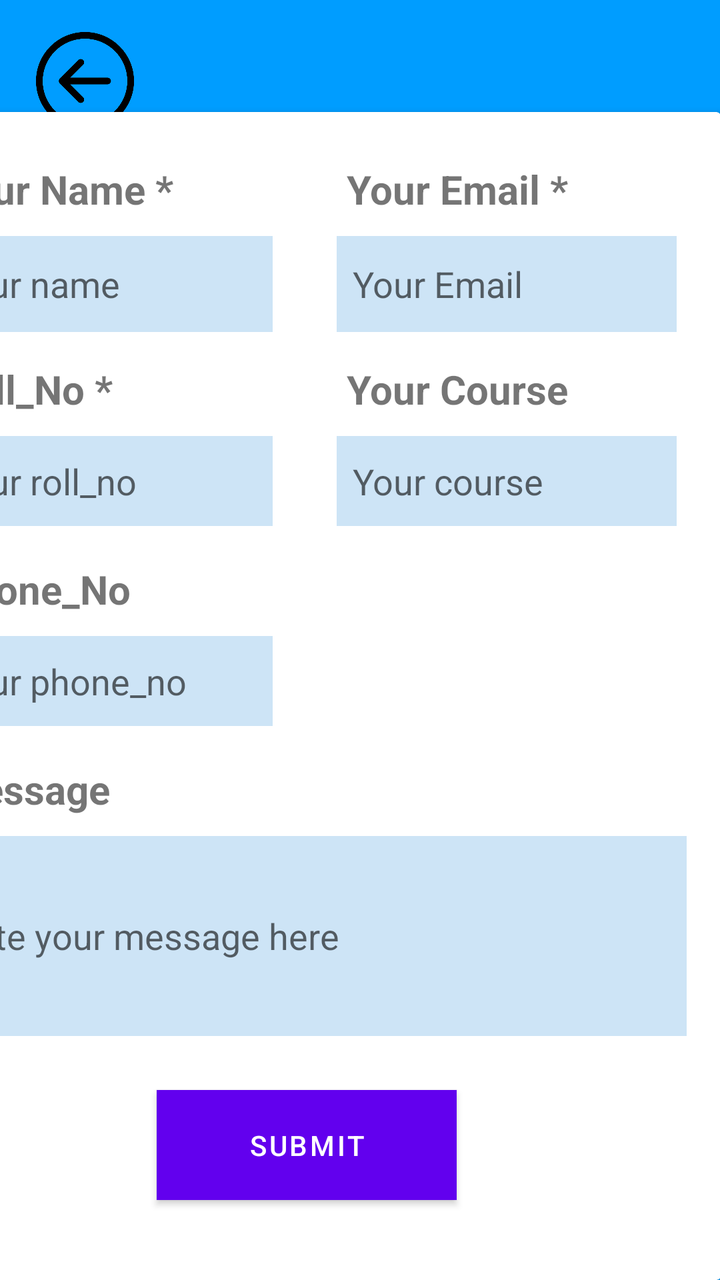
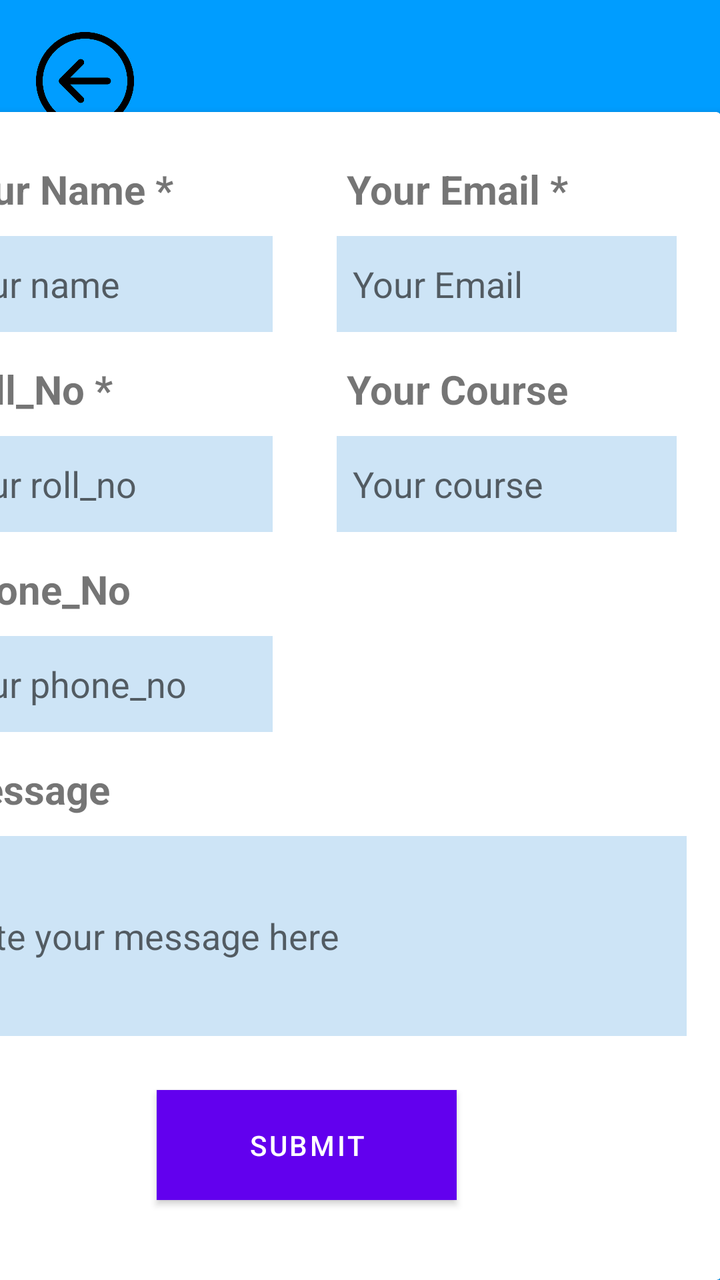

Screens rendered from an Android XML layout before and after an edit, with the pre-edit source and the edit as a unified diff.
<!-- AndroidManifest.xml: application theme Theme.StudentManagementSystem -->
<!-- res/layout/activity_contact_admin_page.xml -->
<?xml version="1.0" encoding="utf-8"?>
<androidx.constraintlayout.widget.ConstraintLayout xmlns:android="http://schemas.android.com/apk/res/android"
    xmlns:app="http://schemas.android.com/apk/res-auto"
    xmlns:tools="http://schemas.android.com/tools"
    android:layout_width="match_parent"
    android:layout_height="match_parent"
    android:background="@color/app_theme"
    tools:context=".ui.main.Contact_Admin_Page" >

    <ImageView
        android:id="@+id/backbuttonimage"
        android:layout_width="53dp"
        android:layout_height="49dp"
        android:layout_marginStart="16dp"
        android:layout_marginLeft="16dp"
        android:layout_marginTop="16dp"
        app:layout_constraintStart_toStartOf="parent"
        app:layout_constraintTop_toTopOf="parent"
        app:srcCompat="@drawable/back" />

    <TextView
        android:id="@+id/textView"
        android:layout_width="wrap_content"
        android:layout_height="wrap_content"
        android:layout_marginTop="56dp"
        android:text="Contact Us"
        android:textColor="@color/white"
        android:textSize="48sp"
        app:layout_constraintEnd_toEndOf="parent"
        app:layout_constraintHorizontal_bias="0.497"
        app:layout_constraintStart_toStartOf="parent"
        app:layout_constraintTop_toTopOf="parent" />

    <androidx.cardview.widget.CardView
        android:layout_width="412dp"
        android:layout_height="584dp"
        app:layout_constraintBottom_toBottomOf="parent"
        app:layout_constraintEnd_toEndOf="parent"
        app:layout_constraintHorizontal_bias="1.0"
        app:layout_constraintStart_toStartOf="parent"
        app:layout_constraintTop_toBottomOf="@+id/textView"
        app:layout_constraintVertical_bias="1.0">

        <androidx.constraintlayout.widget.ConstraintLayout
            android:layout_width="match_parent"
            android:layout_height="match_parent">

            <LinearLayout
                android:layout_width="match_parent"
                android:layout_height="match_parent"
                android:orientation="horizontal">

                <LinearLayout
                    android:layout_width="match_parent"
                    android:layout_height="match_parent"
                    android:orientation="vertical">

                    <TextView
                        android:id="@+id/textView2"
                        android:layout_width="wrap_content"
                        android:layout_height="wrap_content"
                        android:layout_marginStart="25dp"
                        android:layout_marginLeft="25dp"
                        android:layout_marginTop="25dp"
                        android:text="Your Name *"
                        android:textSize="20sp"
                        android:textStyle="bold" />

                    <EditText
                        android:id="@+id/editTextTextPersonName"
                        android:layout_width="170dp"
                        android:layout_height="48dp"
                        android:layout_marginStart="18dp"
                        android:layout_marginLeft="18dp"
                        android:layout_marginTop="10dp"
                        android:background="#CDE4F6"
                        android:drawablePadding="8dp"
                        android:ems="10"
                        android:hint="Your name"
                        android:inputType="textPersonName"
                        android:padding="8dp"
                        app:layout_constraintEnd_toEndOf="parent"
                        app:layout_constraintStart_toStartOf="parent"
                        app:layout_constraintTop_toTopOf="parent" />
                </LinearLayout>
            </LinearLayout>

            <LinearLayout
                android:layout_width="match_parent"
                android:layout_height="wrap_content"
                android:orientation="vertical"
                tools:ignore="MissingConstraints">

                <TextView
                    android:id="@+id/textView7"
                    android:layout_width="wrap_content"
                    android:layout_height="wrap_content"
                    android:layout_marginStart="225dp"
                    android:layout_marginLeft="225dp"
                    android:layout_marginTop="25dp"
                    android:text="Your Email *"
                    android:textSize="20sp"
                    android:textStyle="bold" />

                <EditText
                    android:id="@+id/email"
                    android:layout_width="170dp"
                    android:layout_height="48dp"
                    android:layout_marginStart="220dp"
                    android:layout_marginLeft="220dp"
                    android:layout_marginTop="10dp"
                    android:background="#CDE4F6"
                    android:drawablePadding="8dp"
                    android:ems="10"
                    android:hint="Your Email"
                    android:inputType="textPersonName"
                    android:padding="8dp"
                    app:layout_constraintEnd_toEndOf="parent"
                    app:layout_constraintStart_toStartOf="parent"
                    app:layout_constraintTop_toTopOf="parent" />
            </LinearLayout>

            <LinearLayout
                android:layout_width="match_parent"
                android:layout_height="match_parent"
                android:orientation="vertical">

                <TextView
                    android:id="@+id/textView12"
                    android:layout_width="wrap_content"
                    android:layout_height="wrap_content"
                    android:layout_marginStart="25dp"
                    android:layout_marginLeft="25dp"
                    android:layout_marginTop="125dp"
                    android:text="Roll_No *"
                    android:textSize="20sp"
                    android:textStyle="bold" />

                <EditText
                    android:id="@+id/rollno"
                    android:layout_width="170dp"
                    android:layout_height="45dp"
                    android:layout_marginStart="18dp"
                    android:layout_marginLeft="18dp"
                    android:layout_marginTop="10dp"
                    android:background="#CDE4F6"
                    android:drawablePadding="8dp"
                    android:ems="10"
                    android:hint="Your roll_no"
                    android:inputType="textPersonName"
                    android:padding="8dp"
                    app:layout_constraintEnd_toEndOf="parent"
                    app:layout_constraintStart_toStartOf="parent"
                    app:layout_constraintTop_toTopOf="parent" />

            </LinearLayout>

            <LinearLayout
                android:layout_width="match_parent"
                android:layout_height="match_parent"
                android:orientation="vertical">

                <TextView
                    android:id="@+id/textView13"
                    android:layout_width="wrap_content"
                    android:layout_height="wrap_content"
                    android:layout_marginStart="225dp"
                    android:layout_marginLeft="225dp"
                    android:layout_marginTop="125dp"
                    android:text="Your Course"
                    android:textSize="20sp"
                    android:textStyle="bold" />

                <EditText
                    android:id="@+id/course"
                    android:layout_width="170dp"
                    android:layout_height="45dp"
                    android:layout_marginStart="220dp"
                    android:layout_marginLeft="220dp"
                    android:layout_marginTop="10dp"
                    android:background="#CDE4F6"
                    android:drawablePadding="8dp"
                    android:ems="10"
                    android:hint="Your course"
                    android:inputType="textPersonName"
                    android:padding="8dp"
                    app:layout_constraintEnd_toEndOf="parent"
                    app:layout_constraintStart_toStartOf="parent"
                    app:layout_constraintTop_toTopOf="parent" />

            </LinearLayout>

            <LinearLayout
                android:layout_width="match_parent"
                android:layout_height="match_parent"
                android:orientation="vertical">

                <TextView
                    android:id="@+id/textView15"
                    android:layout_width="wrap_content"
                    android:layout_height="wrap_content"
                    android:layout_marginStart="25dp"
                    android:layout_marginLeft="25dp"
                    android:layout_marginTop="225dp"
                    android:text="Phone_No"
                    android:textSize="20sp"
                    android:textStyle="bold" />

                <EditText
                    android:id="@+id/phoneno"
                    android:layout_width="170dp"
                    android:layout_height="45dp"
                    android:layout_marginStart="18dp"
                    android:layout_marginLeft="18dp"
                    android:layout_marginTop="10dp"
                    android:background="#CDE4F6"
                    android:drawablePadding="8dp"
                    android:ems="10"
                    android:hint="Your phone_no"
                    android:inputType="textPersonName"
                    android:padding="8dp"
                    app:layout_constraintEnd_toEndOf="parent"
                    app:layout_constraintStart_toStartOf="parent"
                    app:layout_constraintTop_toTopOf="parent" />

            </LinearLayout>

            <LinearLayout
                android:layout_width="match_parent"
                android:layout_height="match_parent"
                android:orientation="vertical">

                <TextView
                    android:id="@+id/textView16"
                    android:layout_width="wrap_content"
                    android:layout_height="wrap_content"
                    android:layout_marginStart="25dp"
                    android:layout_marginLeft="25dp"
                    android:layout_marginTop="325dp"
                    android:text="Message"
                    android:textSize="20dp"
                    android:textStyle="bold" />

                <EditText
                    android:id="@+id/message"
                    android:layout_width="380dp"
                    android:layout_height="100dp"
                    android:layout_marginLeft="15dp"
                    android:layout_marginTop="10dp"
                    android:background="#CDE4F6"
                    android:drawablePadding="8dp"
                    android:ems="10"
                    android:hint="Write your message here"
                    android:inputType="textPersonName"
                    android:padding="8dp"
                    app:layout_constraintEnd_toEndOf="parent"
                    app:layout_constraintStart_toStartOf="parent"
                    app:layout_constraintTop_toTopOf="parent" />

            </LinearLayout>
        </androidx.constraintlayout.widget.ConstraintLayout>

        <Button
            android:id="@+id/button3"
            android:layout_width="150dp"
            android:layout_height="55dp"
            android:layout_marginStart="130dp"
            android:layout_marginLeft="130dp"
            android:layout_marginTop="489dp"
            android:background="#01579B"
            android:gravity="center_horizontal|center_vertical"
            android:text="Submit" />

    </androidx.cardview.widget.CardView>

</androidx.constraintlayout.widget.ConstraintLayout>
<!-- resources referenced by this layout -->
<resources>
  <color name="app_theme">#009dff</color>
  <color name="white">#FFFFFFFF</color>
  <!-- drawable back: png bitmap (drawable, 9906 bytes) -->
  <style name="Theme.StudentManagementSystem" parent="Theme.MaterialComponents.DayNight.DarkActionBar">
          
          <item name="colorPrimary">@color/purple_500</item>
          <item name="colorPrimaryVariant">@color/purple_700</item>
          <item name="colorOnPrimary">@color/white</item>
          
          <item name="colorSecondary">@color/teal_200</item>
          <item name="colorSecondaryVariant">@color/teal_700</item>
          <item name="colorOnSecondary">@color/black</item>
          
          <item name="android:statusBarColor" tools:targetApi="21">?attr/colorPrimaryVariant</item>
          
      </style>
  <color name="purple_500">#FF6200EE</color>
  <color name="purple_700">#FF3700B3</color>
  <color name="teal_200">#FF03DAC5</color>
  <color name="teal_700">#FF018786</color>
  <color name="black">#FF000000</color>
</resources>

<!-- the commit's change to res/layout/activity_contact_admin_page.xml (unified diff, before → after) -->
@@ -139,7 +139,7 @@
                 <EditText
                     android:id="@+id/rollno"
                     android:layout_width="170dp"
-                    android:layout_height="45dp"
+                    android:layout_height="48dp"
                     android:layout_marginStart="18dp"
                     android:layout_marginLeft="18dp"
                     android:layout_marginTop="10dp"
@@ -174,7 +174,7 @@
                 <EditText
                     android:id="@+id/course"
                     android:layout_width="170dp"
-                    android:layout_height="45dp"
+                    android:layout_height="48dp"
                     android:layout_marginStart="220dp"
                     android:layout_marginLeft="220dp"
                     android:layout_marginTop="10dp"
@@ -209,7 +209,7 @@
                 <EditText
                     android:id="@+id/phoneno"
                     android:layout_width="170dp"
-                    android:layout_height="45dp"
+                    android:layout_height="48dp"
                     android:layout_marginStart="18dp"
                     android:layout_marginLeft="18dp"
                     android:layout_marginTop="10dp"
